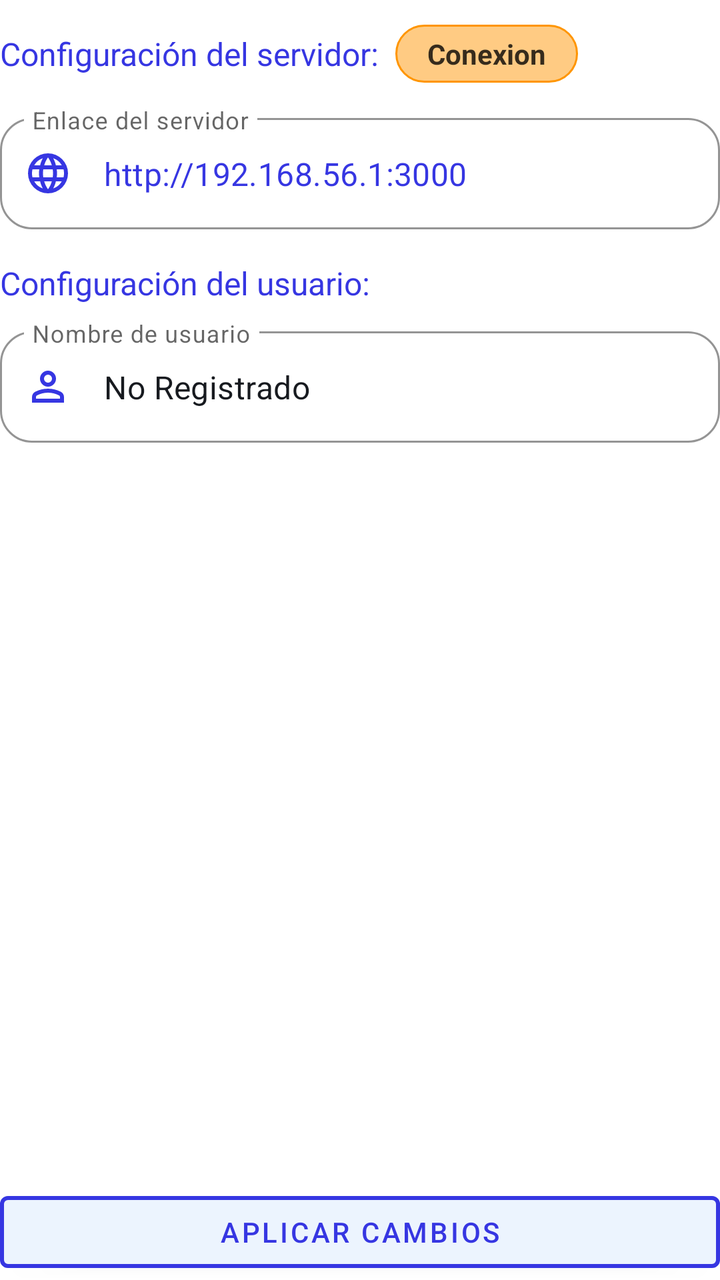
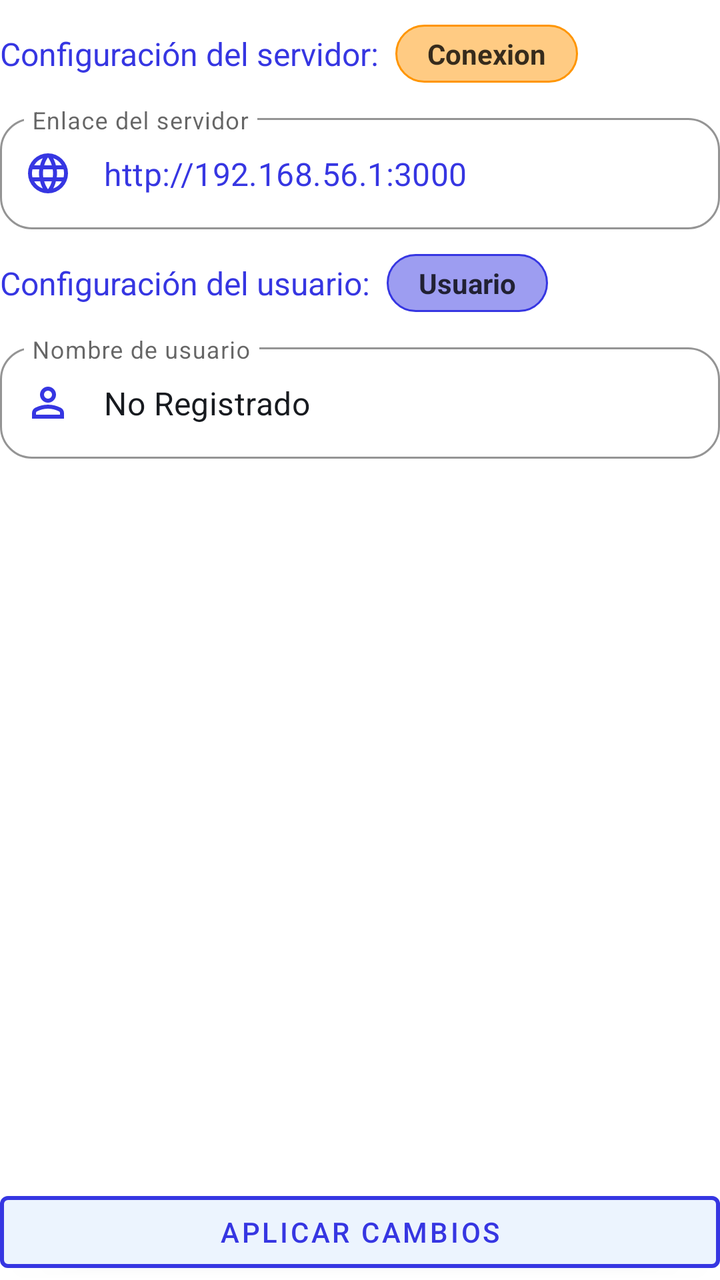

Two renders of the same Android screen: before a commit and after it. Below are the layout's source before the change and the commit's diff.
<!-- AndroidManifest.xml: application theme Theme.DanisaTienda -->
<!-- res/layout/fragment_configuracion.xml -->
<?xml version="1.0" encoding="utf-8"?>
<FrameLayout xmlns:android="http://schemas.android.com/apk/res/android"
    xmlns:tools="http://schemas.android.com/tools"
    android:layout_width="match_parent"
    android:layout_height="match_parent"
    xmlns:app="http://schemas.android.com/apk/res-auto"
    tools:context=".ui.configuracion.ConfiguracionFragment">

    <androidx.constraintlayout.widget.ConstraintLayout
        android:layout_width="match_parent"
        android:layout_height="match_parent">

        <com.google.android.material.textfield.TextInputLayout
            android:id="@+id/etConfigUrlServidor"
            style="@style/Widget.MaterialComponents.TextInputLayout.OutlinedBox"
            android:layout_width="match_parent"
            android:layout_height="wrap_content"
            android:layout_marginTop="16dp"
            app:boxCornerRadiusBottomEnd="16dp"
            app:boxCornerRadiusBottomStart="16dp"
            app:boxCornerRadiusTopEnd="16dp"
            app:boxCornerRadiusTopStart="16dp"
            app:boxStrokeColor="?attr/colorPrimary"
            app:hintTextColor="@color/gray_icon3"
            app:layout_constraintEnd_toEndOf="parent"
            app:layout_constraintStart_toStartOf="parent"
            app:layout_constraintTop_toBottomOf="@+id/tvConfigServidor"
            app:startIconDrawable="@drawable/language_24px"
            app:startIconTint="@color/blue">

            <com.google.android.material.textfield.TextInputEditText
                android:id="@+id/etConfigUrlServidorInput"
                android:layout_width="match_parent"
                android:layout_height="wrap_content"
                android:hint="Enlace del servidor"
                android:text="http://192.168.56.1:3000"
                android:textColor="@color/blue" />
        </com.google.android.material.textfield.TextInputLayout>

        <TextView
            android:id="@+id/tvConfigServidor"
            android:layout_width="wrap_content"
            android:layout_height="wrap_content"
            android:layout_marginTop="16dp"
            android:text="Configuración del servidor:"
            android:textColor="@color/blue"
            android:textSize="16sp"
            app:layout_constraintStart_toStartOf="parent"
            app:layout_constraintTop_toTopOf="parent" />

        <Button
            android:id="@+id/btConfigProbarCambios"
            android:layout_width="0dp"
            android:layout_height="wrap_content"
            android:backgroundTint="@color/blue_very_light"
            android:text="Aplicar cambios"
            android:textColor="@color/blue"
            app:layout_constraintBottom_toBottomOf="parent"
            app:layout_constraintEnd_toEndOf="parent"
            app:layout_constraintStart_toStartOf="parent"
            app:strokeColor="@color/blue"
            app:strokeWidth="2dp" />

        <TextView
            android:id="@+id/tvConfigConexion"
            android:layout_width="wrap_content"
            android:layout_height="wrap_content"
            android:layout_marginStart="8dp"
            android:background="@drawable/button_white_transparent"
            android:backgroundTint="@color/orange_advertence"
            android:paddingHorizontal="16dp"
            android:paddingVertical="5dp"
            android:text="Conexion"
            android:textColor="#C9000000"
            android:textStyle="bold"
            app:layout_constraintBottom_toBottomOf="@+id/tvConfigServidor"
            app:layout_constraintStart_toEndOf="@+id/tvConfigServidor"
            app:layout_constraintTop_toTopOf="@+id/tvConfigServidor" />

        <com.google.android.material.textfield.TextInputLayout
            android:id="@+id/etConfigUsuario"
            style="@style/Widget.MaterialComponents.TextInputLayout.OutlinedBox"
            android:layout_width="match_parent"
            android:layout_height="wrap_content"
            android:layout_marginTop="8dp"
            app:boxCornerRadiusBottomEnd="16dp"
            app:boxCornerRadiusBottomStart="16dp"
            app:boxCornerRadiusTopEnd="16dp"
            app:boxCornerRadiusTopStart="16dp"
            app:boxStrokeColor="?attr/colorPrimary"
            app:hintTextColor="@color/gray_icon3"
            app:layout_constraintEnd_toEndOf="parent"
            app:layout_constraintStart_toStartOf="parent"
            app:layout_constraintTop_toBottomOf="@+id/tvConfigUsuario"
            app:startIconDrawable="@drawable/person_24px"
            app:startIconTint="@color/blue">

            <com.google.android.material.textfield.TextInputEditText
                android:id="@+id/etConfigUsuarioInput"
                android:layout_width="match_parent"
                android:layout_height="wrap_content"
                android:hint="Nombre de usuario"
                android:text="No Registrado"
                android:textColor="@color/black_blue" />
        </com.google.android.material.textfield.TextInputLayout>

        <TextView
            android:id="@+id/tvConfigUsuario"
            android:layout_width="wrap_content"
            android:layout_height="wrap_content"
            android:layout_marginTop="16dp"
            android:text="Configuración del usuario:"
            android:textColor="@color/blue"
            android:textSize="16sp"
            app:layout_constraintStart_toStartOf="parent"
            app:layout_constraintTop_toBottomOf="@+id/etConfigUrlServidor" />

    </androidx.constraintlayout.widget.ConstraintLayout>
</FrameLayout>
<!-- resources referenced by this layout -->
<resources>
  <color name="black_blue">#FF171A1F</color>
  <color name="blue">#FF3636E2</color>
  <color name="blue_very_light">#FFECF4FE</color>
  <color name="gray_icon3">#FF535A66</color>
  <color name="orange_advertence">#FF9500</color>
  <!-- drawable button_white_transparent (drawable) -->
  <?xml version="1.0" encoding="utf-8"?>
  <selector xmlns:android="http://schemas.android.com/apk/res/android">
      <item>
          <shape>
              <solid android:color="#7CA5A9B1"/>
              <corners android:radius="18dp"/>
              <stroke
                  android:width="1dp"
                  android:color="@color/gray_icon"
                  />
          </shape>
      </item>
  </selector>
  <!-- drawable person_24px (drawable) -->
  <vector xmlns:android="http://schemas.android.com/apk/res/android"
      android:width="24dp"
      android:height="24dp"
      android:viewportWidth="960"
      android:viewportHeight="960"
      android:tint="?attr/colorControlNormal">
    <path
        android:fillColor="@android:color/white"
        android:pathData="M367,433Q320,386 320,320Q320,254 367,207Q414,160 480,160Q546,160 593,207Q640,254 640,320Q640,386 593,433Q546,480 480,480Q414,480 367,433ZM160,800L160,688Q160,654 177.5,625.5Q195,597 224,582Q286,551 350,535.5Q414,520 480,520Q546,520 610,535.5Q674,551 736,582Q765,597 782.5,625.5Q800,654 800,688L800,800L160,800ZM240,720L720,720L720,688Q720,677 714.5,668Q709,659 700,654Q646,627 591,613.5Q536,600 480,600Q424,600 369,613.5Q314,627 260,654Q251,659 245.5,668Q240,677 240,688L240,720ZM536.5,376.5Q560,353 560,320Q560,287 536.5,263.5Q513,240 480,240Q447,240 423.5,263.5Q400,287 400,320Q400,353 423.5,376.5Q447,400 480,400Q513,400 536.5,376.5ZM480,320Q480,320 480,320Q480,320 480,320Q480,320 480,320Q480,320 480,320Q480,320 480,320Q480,320 480,320Q480,320 480,320Q480,320 480,320ZM480,720L480,720Q480,720 480,720Q480,720 480,720Q480,720 480,720Q480,720 480,720Q480,720 480,720Q480,720 480,720Q480,720 480,720Q480,720 480,720L480,720Z"/>
  </vector>
  <style name="Theme.DanisaTienda" parent="Theme.MaterialComponents.DayNight.DarkActionBar">
          
          <item name="colorPrimary">@color/blue</item>
          <item name="colorPrimaryVariant">@color/purple_700</item>
          <item name="colorOnPrimary">@color/white</item>
          
          <item name="colorSecondary">@color/teal_200</item>
          <item name="colorSecondaryVariant">@color/teal_700</item>
          <item name="colorOnSecondary">@color/black</item>
          
          <item name="android:statusBarColor">?attr/colorPrimaryVariant</item>
          
      </style>
  <color name="gray_icon">#FFA5A9B1</color>
  <color name="purple_700">#FF3700B3</color>
  <color name="white">#FFFFFFFF</color>
  <color name="teal_200">#FF03DAC5</color>
  <color name="teal_700">#FF018786</color>
  <color name="black">#FF000000</color>
  <!-- unchanged entries left out for length: 1 -->
</resources>

<!-- the commit's change to res/layout/fragment_configuracion.xml (unified diff, before → after) -->
@@ -82,7 +82,7 @@
             style="@style/Widget.MaterialComponents.TextInputLayout.OutlinedBox"
             android:layout_width="match_parent"
             android:layout_height="wrap_content"
-            android:layout_marginTop="8dp"
+            android:layout_marginTop="16dp"
             app:boxCornerRadiusBottomEnd="16dp"
             app:boxCornerRadiusBottomStart="16dp"
             app:boxCornerRadiusTopEnd="16dp"
@@ -115,5 +115,22 @@
             app:layout_constraintStart_toStartOf="parent"
             app:layout_constraintTop_toBottomOf="@+id/etConfigUrlServidor" />
 
+        <TextView
+            android:id="@+id/tvConfigUsuarioPresent"
+            android:layout_width="wrap_content"
+            android:layout_height="wrap_content"
+            android:layout_marginStart="8dp"
+            android:background="@drawable/button_white_transparent"
+            android:backgroundTint="@color/blue"
+            android:paddingHorizontal="16dp"
+            android:paddingVertical="5dp"
+            android:text="Usuario"
+            android:textColor="#C9000000"
+            android:textStyle="bold"
+            app:layout_constraintBottom_toBottomOf="@+id/tvConfigUsuario"
+            app:layout_constraintStart_toEndOf="@+id/tvConfigUsuario"
+            app:layout_constraintTop_toTopOf="@+id/tvConfigUsuario" />
+
+
     </androidx.constraintlayout.widget.ConstraintLayout>
 </FrameLayout>
